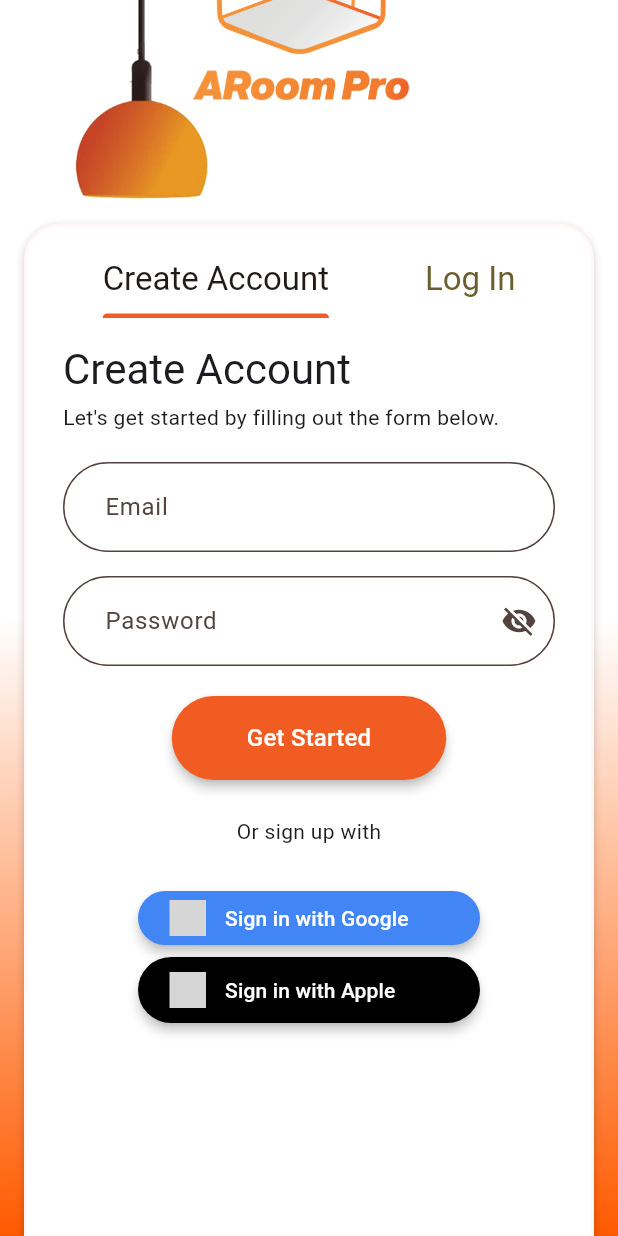
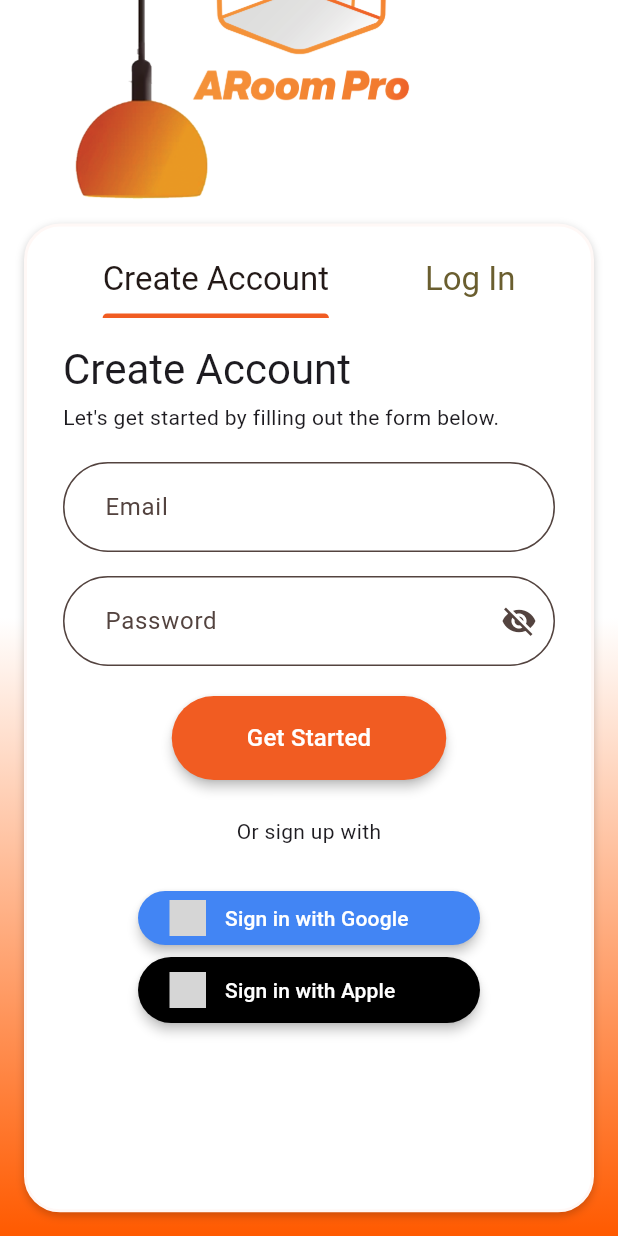
Before and after one commit to AhmedBoda12/ARoom_Pro, a Flutter app: the screen it shows after launch, scrolled down 106 dp, on a phone screen of 412 x 824 dp. Run offline on Flutter 3.47's test engine with Material 3 defaults, Android fonts, the phone set to English and light mode, and no system bars; our stand-ins replace firebase_auth, firebase_core, flutter_signin_button, google_fonts; accounts and stored records are empty; grey boxes are pictures that could not be loaded.

Commit message:
resized auth container

```diff
--- a/lib/views/auth_page.dart
+++ b/lib/views/auth_page.dart
@@ -78,7 +78,7 @@ class AuthPage extends StatelessWidget {
                   padding: const EdgeInsets.all(16),
                   child: Container(
                     width: double.infinity,
-                    height: MediaQuery.sizeOf(context).height,
+                    height: MediaQuery.sizeOf(context).height * 0.8,
                     constraints: const BoxConstraints(
                       maxWidth: 570,
                     ),
```
